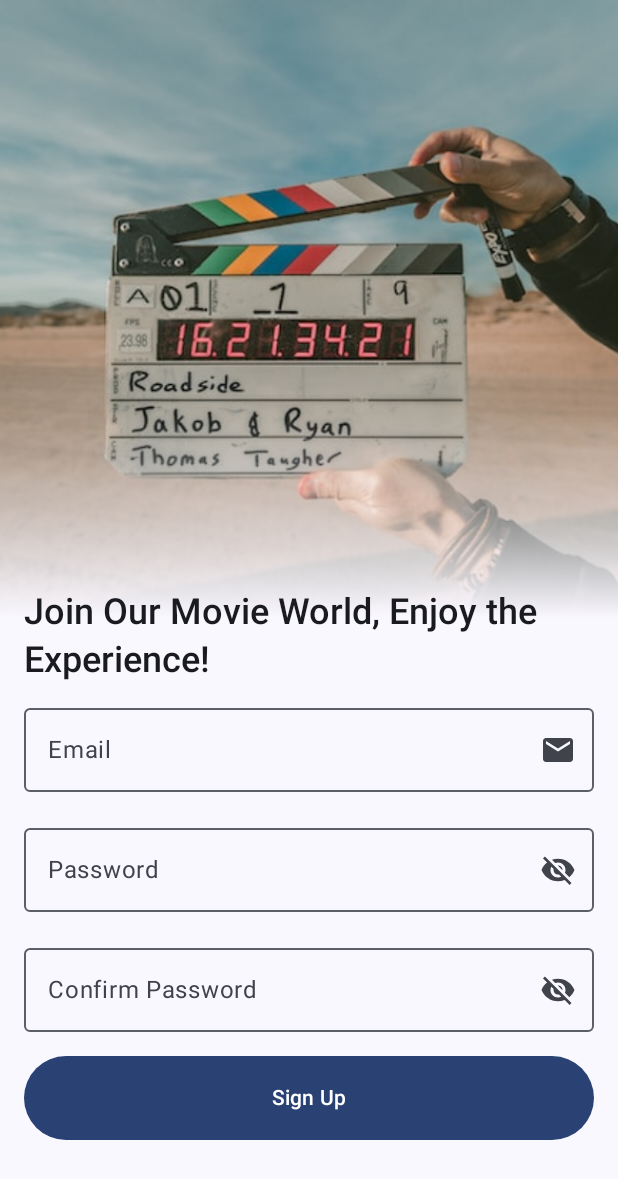
After one commit to AhmetOcak/MovieApp, an Android app built with Jetpack Compose: the composable SignUpScreen shown on its own in the app's theme, on a phone screen of 412 x 824 dp. The commit adds this screen. Shown: the top 1179 px of the screen. Run offline under Robolectric (Android 15) with nearby library versions, the phone set to English and light mode, and no system bars.

Commit message:
sign up screen ui design end

```diff
--- /dev/null
+++ b/app/src/main/java/com/ahmetocak/movieapp/presentation/signup/SignUpScreen.kt
@@ -0,0 +1,110 @@
+package com.ahmetocak.movieapp.presentation.signup
+
+import androidx.compose.foundation.layout.Arrangement
+import androidx.compose.foundation.layout.Column
+import androidx.compose.foundation.layout.fillMaxSize
+import androidx.compose.foundation.layout.fillMaxWidth
+import androidx.compose.foundation.layout.padding
+import androidx.compose.material3.Surface
+import androidx.compose.runtime.Composable
+import androidx.compose.ui.Alignment
+import androidx.compose.ui.Modifier
+import androidx.compose.ui.res.dimensionResource
+import androidx.compose.ui.res.stringResource
+import com.ahmetocak.movieapp.R
+import com.ahmetocak.movieapp.presentation.ui.components.MovieButton
+import com.ahmetocak.movieapp.presentation.ui.components.MovieScaffold
+import com.ahmetocak.movieapp.presentation.ui.components.auth.AuthBackground
+import com.ahmetocak.movieapp.presentation.ui.components.auth.AuthEmailOutlinedTextField
+import com.ahmetocak.movieapp.presentation.ui.components.auth.AuthPasswordOutlinedTextField
+import com.ahmetocak.movieapp.presentation.ui.components.auth.AuthWelcomeMessage
+import com.ahmetocak.movieapp.presentation.ui.theme.MovieAppTheme
+import com.ahmetocak.movieapp.utils.ScreenPreview
+
+@Composable
+fun SignUpScreen(modifier: Modifier = Modifier, upPress: () -> Unit) {
+
+    MovieScaffold(modifier = modifier) { paddingValues ->
+        AuthBackground()
+        SignUpScreenContent(
+            modifier = Modifier.padding(paddingValues),
+            emailValue = "",
+            onEmailValueChange = {},
+            emailFieldError = false,
+            emailFieldLabel = stringResource(id = R.string.email_label),
+            passwordValue = "",
+            onPasswordValueChange = {},
+            passwordFieldError = false,
+            passwordFieldLabel = stringResource(id = R.string.password_label),
+            confirmPasswordValue = "",
+            onConfirmPasswordValueChange = {},
+            confirmPasswordFieldError = false,
+            confirmPasswordLabel = stringResource(id = R.string.password_confirm_label),
+            onSignUpClick = { upPress() }
+        )
+    }
+}
+
+@Composable
+private fun SignUpScreenContent(
+    modifier: Modifier,
+    emailValue: String,
+    onEmailValueChange: (String) -> Unit,
+    emailFieldError: Boolean,
+    emailFieldLabel: String,
+    passwordValue: String,
+    onPasswordValueChange: (String) -> Unit,
+    passwordFieldError: Boolean,
+    passwordFieldLabel: String,
+    confirmPasswordValue: String,
+    onConfirmPasswordValueChange: (String) -> Unit,
+    confirmPasswordFieldError: Boolean,
+    confirmPasswordLabel: String,
+    onSignUpClick: () -> Unit
+) {
+    Column(
+        modifier = modifier
+            .fillMaxSize()
+            .padding(bottom = dimensionResource(id = R.dimen.eight_level_padding))
+            .padding(horizontal = dimensionResource(id = R.dimen.two_level_padding)),
+        horizontalAlignment = Alignment.CenterHorizontally,
+        verticalArrangement = Arrangement.Bottom
+    ) {
+        AuthWelcomeMessage(text = stringResource(id = R.string.sign_up_welcome_message))
+        AuthEmailOutlinedTextField(
+            value = emailValue,
+            onValueChange = onEmailValueChange,
+            isError = emailFieldError,
+            labelText = emailFieldLabel
+        )
+        AuthPasswordOutlinedTextField(
+            value = passwordValue,
+            onValueChange = onPasswordValueChange,
+            isError = passwordFieldError,
+            labelText = passwordFieldLabel
+        )
+        AuthPasswordOutlinedTextField(
+            value = confirmPasswordValue,
+            onValueChange = onConfirmPasswordValueChange,
+            isError = confirmPasswordFieldError,
+            labelText = confirmPasswordLabel
+        )
+        MovieButton(
+            modifier = Modifier
+                .fillMaxWidth()
+                .padding(top = dimensionResource(id = R.dimen.one_level_padding)),
+            text = stringResource(id = R.string.sign_up_button_text),
+            onClick = onSignUpClick
+        )
+    }
+}
+
+@ScreenPreview
+@Composable
+private fun SignUpScreenPreview() {
+    MovieAppTheme {
+        Surface {
+            SignUpScreen(upPress = {})
+        }
+    }
+}
--- a/app/src/main/res/values/strings.xml
+++ b/app/src/main/res/values/strings.xml
@@ -9,4 +9,6 @@
     <string name="no_account_text">Don\'t have an account ?</string>
     <string name="sign_up_now_text">Sign Up Now</string>
     <string name="remember_me_text">Remember me</string>
+    <string name="sign_up_welcome_message">Join Our Movie World, Enjoy the Experience!</string>
+    <string name="sign_up_button_text">Sign Up</string>
 </resources>
```
Also changed, not shown: 1 other file.
